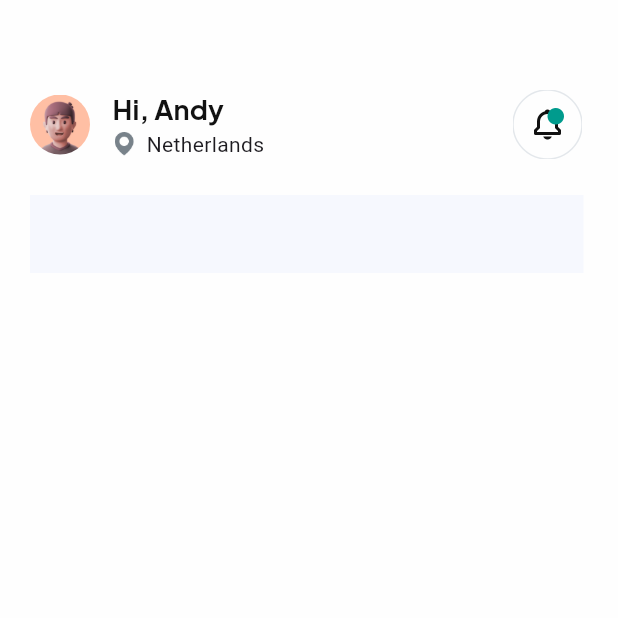
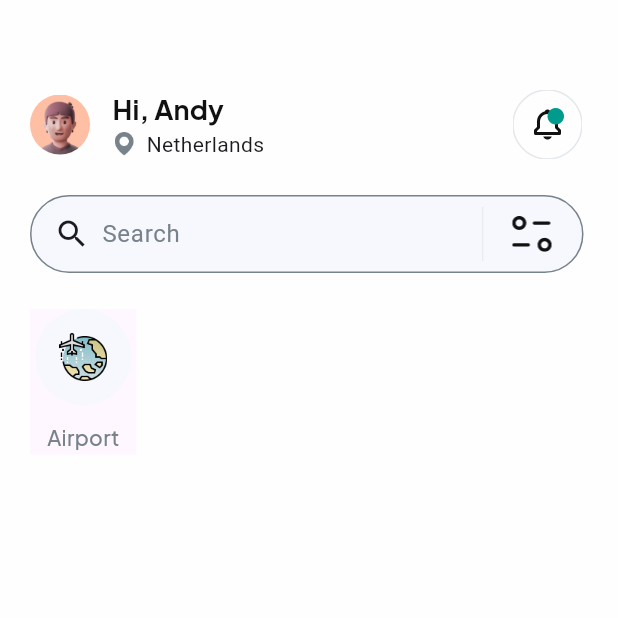
Before and after one commit to JAM5BOCsAdi/vacation, a Flutter app: the screen it shows after launch, on a phone screen of 412 x 824 dp, the top half of it. Run offline on Flutter 3.47's test engine with Material 2 defaults, Android fonts, the phone set to English and light mode, and no system bars; our stand-ins replace dots_indicator, google_fonts.

Commit message:
Home Screen: Row

```diff
--- a/lib/constants/const_colors.dart
+++ b/lib/constants/const_colors.dart
@@ -2,7 +2,7 @@ import 'dart:ui';
 
 // Global:
 const Color kDarkerWhite1 = Color(0xfffefefe);
-const Color kDarkerWhite2 = Color(0xfff6f8fE);
+const Color kDarkerWhite2 = Color.fromRGBO(246, 248, 254, 1.0);
 const Color kGreenColor = Color(0xff009b8d);
 const Color kGreyColor = Color(0xff78828a);
 
--- a/lib/constants/const_images.dart
+++ b/lib/constants/const_images.dart
@@ -2,6 +2,8 @@
 const String kSubtract = 'assets/images/subtract.png';
 
 // Home Screen:
-const String kProfile = 'assets/images/.png';
-const String kMap = 'assets/images/bxs-map-1-1.png';
-const String kBell = 'assets/images/action.png';
+const String kProfileImg = 'assets/images/.png';
+const String kMapImg = 'assets/images/bxs-map-1-1.png';
+const String kBellImg = 'assets/images/action.png';
+const String kFilterImg = 'assets/images/filter.png';
+const String kAirportImg = 'assets/images/flight-1.png';
--- a/lib/constants/const_texts.dart
+++ b/lib/constants/const_texts.dart
@@ -7,3 +7,8 @@ const String kOnBoardingRegister = 'Register';
 
 // Home Screen:
 const String kSeeAll = 'See All';
+const String kSearch = 'Search';
+const String kAirport = 'Airport';
+const String kTaxi = 'Taxi';
+const String kHotel = 'Hotel';
+const String kMore = 'More';
--- /dev/null
+++ b/lib/screens/home_screen/components/custom_search_bar.dart
@@ -0,0 +1,31 @@
+import 'package:flutter/material.dart';
+
+import '../../../constants/const_colors.dart';
+import '../../../constants/const_images.dart';
+import '../../../constants/const_texts.dart';
+
+class CustomSearchBar extends StatelessWidget {
+  const CustomSearchBar({Key? key}) : super(key: key);
+
+  @override
+  Widget build(BuildContext context) {
+    return SizedBox(
+      height: 52,
+      width: double.maxFinite,
+      child: SearchBar(
+        leading: const Padding(
+          padding: EdgeInsets.fromLTRB(8, 0, 0, 0),
+          child: Icon(Icons.search),
+        ),
+        trailing: [
+          IconButton(onPressed: () {}, icon: Image.asset(kFilterImg)),
+        ],
+        hintText: kSearch,
+        hintStyle: MaterialStateProperty.all(const TextStyle(color: kGreyColor)),
+        backgroundColor: MaterialStateProperty.all(kDarkerWhite2),
+        elevation: MaterialStateProperty.all(0),
+        side: MaterialStateProperty.all(const BorderSide(color: kGreyColor)),
+      ),
+    );
+  }
+}
--- a/lib/screens/home_screen/components/filter_button.dart
+++ b/lib/screens/home_screen/components/filter_button.dart
@@ -14,23 +14,24 @@ class FilterButton extends StatelessWidget {
 
   @override
   Widget build(BuildContext context) {
-    return SizedBox(
+    return Material(
+      child: InkWell(
+        onTap: () {},
+        child: SizedBox(
           width: 71,
           height: 97,
           child: Column(
-        crossAxisAlignment: CrossAxisAlignment.center,
             children: [
               Padding(
                 padding: const EdgeInsets.only(left: 0, right: 0, top: 0, bottom: 11),
-            child: InkWell(
-              onTap: () {},
                 child: Container(
                   height: 64,
                   width: 64,
+                  decoration: const BoxDecoration(
                     color: kDarkerWhite2,
-                decoration: BoxDecoration(
-                  borderRadius: BorderRadius.circular(64),
+                    shape: BoxShape.circle,
                   ),
+                  child: Center(
                     child: Image.asset(
                       image,
                       height: 32,
@@ -45,12 +46,12 @@ class FilterButton extends StatelessWidget {
                   color: kGreyColor,
                   fontWeight: FontWeight.w500,
                   fontSize: 14,
-              height: 22, // Line height
-              letterSpacing: 0.005, // 0.5% => 0.005 [5% = 5/100 = 0.05 => 0.5% = 5/1000 = 0.005]
                 ),
               ),
             ],
           ),
+        ),
+      ),
     );
   }
 }
--- a/lib/screens/home_screen/components/search_bar.dart
+++ /dev/null
@@ -1,16 +0,0 @@
-import 'package:flutter/material.dart';
-
-import '../../../constants/const_colors.dart';
-
-class CustomSearchBar extends StatelessWidget {
-  const CustomSearchBar({Key? key}) : super(key: key);
-
-  @override
-  Widget build(BuildContext context) {
-    return Container(
-      color: kDarkerWhite2,
-      height: 52,
-      width: double.maxFinite,
-    );
-  }
-}
--- a/lib/screens/home_screen/home_screen.dart
+++ b/lib/screens/home_screen/home_screen.dart
@@ -1,21 +1,21 @@
 import 'package:flutter/material.dart';
 import 'package:vacation/constants/const_colors.dart';
+import 'package:vacation/constants/const_texts.dart';
+import 'package:vacation/screens/home_screen/components/filter_button.dart';
 import 'package:vacation/screens/home_screen/components/profile_bar.dart';
 import 'package:vacation/widgets/base_stateless_widget.dart';
 
 import '../../constants/const_images.dart';
-import 'components/search_bar.dart';
+import 'components/custom_search_bar.dart';
 
 class HomeScreen extends StatelessWidget {
   const HomeScreen({super.key});
 
   @override
   Widget build(BuildContext context) {
-    // final mediaQuery = MediaQuery.of(context).size;
-    // double height = mediaQuery.height;
-    // double width = mediaQuery.width;
-
-    return const BaseStatelessWidget(
+    return GestureDetector(
+      onTap: () => FocusScope.of(context).unfocus(),
+      child: const BaseStatelessWidget(
         color: kDarkerWhite1,
         padding: EdgeInsets.only(
           left: 20,
@@ -26,13 +26,20 @@ class HomeScreen extends StatelessWidget {
         child: Column(
           children: [
             ProfileBar(
-            img: kProfile,
-            icon: kMap,
-            bellIcon: kBell,
+              img: kProfileImg,
+              icon: kMapImg,
+              bellIcon: kBellImg,
             ),
             SizedBox(height: 24),
             CustomSearchBar(),
+            SizedBox(height: 24),
+            Row(
+              children: [
+                FilterButton(text: kAirport, image: kAirportImg),
               ],
+            ),
+          ],
+        ),
       ),
     );
   }
```
Lines whose indentation alone changed are shown as unchanged.
